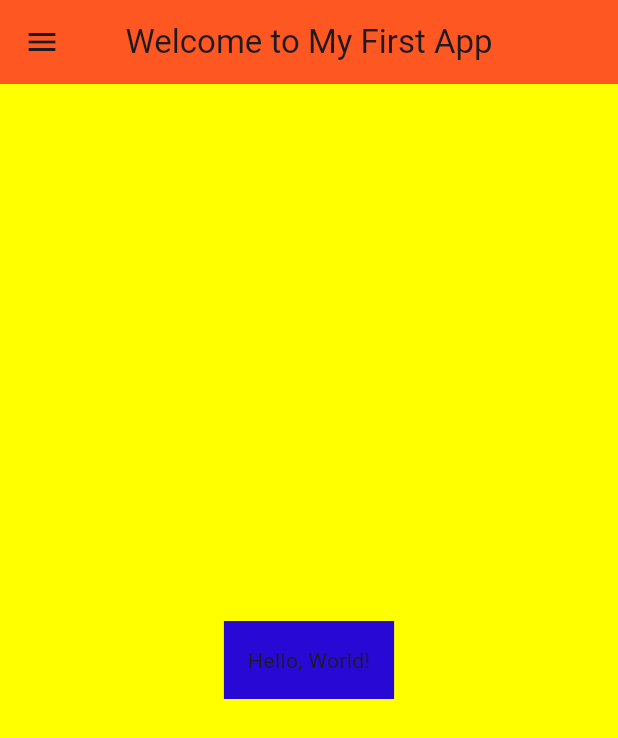
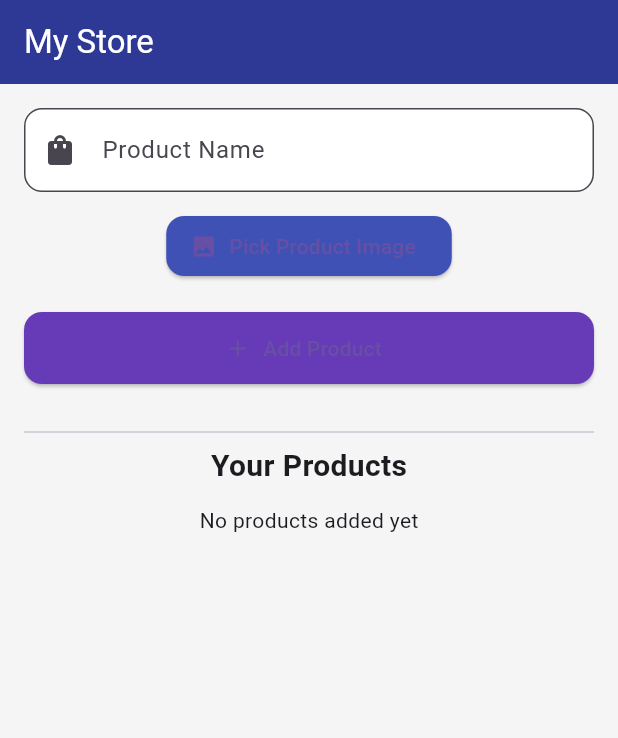
Before and after one commit to parshav42/day-one-flutter, a Flutter app: the HomePage screen opened directly, on a phone screen of 412 x 824 dp. Shown: the top 738 px of the screen. Run offline on Flutter 3.47's test engine with Material 3 defaults, Android fonts, the phone set to English and light mode, and no system bars; our stand-ins replace firebase_auth, firebase_core, hive, image_picker; accounts and stored records are empty.

Commit message:
today task

```diff
--- a/firstapp/lib/home.dart
+++ b/firstapp/lib/home.dart
@@ -1,40 +1,141 @@
 import 'package:flutter/material.dart';
+import 'package:image_picker/image_picker.dart';
+import 'dart:io';
+import 'package:path/path.dart' as path;
+import 'package:hive/hive.dart';
 
-class HomePage extends StatelessWidget {
+class HomePage extends StatefulWidget {
   const HomePage({super.key});
 
   @override
+  State<HomePage> createState() => _HomePageState();
+}
+
+class _HomePageState extends State<HomePage> {
+  final TextEditingController nameController = TextEditingController();
+  File? _selectedImage;
+  final picker = ImagePicker();
+  late Box productsBox;
+
+  @override
+  void initState() {
+    super.initState();
+    productsBox = Hive.box('products');
+  }
+
+  Future<void> _pickImage() async {
+    final picked = await picker.pickImage(source: ImageSource.gallery);
+    if (picked != null) {
+      setState(() {
+        _selectedImage = File(picked.path);
+      });
+    }
+  }
+
+  void _addProduct() {
+    if (nameController.text.isEmpty || _selectedImage == null) return;
+    final newProduct = {
+      'name': nameController.text,
+      'imagePath': _selectedImage!.path,
+      'timestamp': DateTime.now().toIso8601String(),
+    };
+    productsBox.add(newProduct);
+    nameController.clear();
+    setState(() {
+      _selectedImage = null;
+    });
+  }
+
+  @override
   Widget build(BuildContext context) {
+    final products = productsBox.values.toList().reversed.toList();
+
     return Scaffold(
-      backgroundColor: Colors.yellowAccent,
-
+      backgroundColor: Colors.grey[100],
       appBar: AppBar(
-        title: Text('Welcome to My First App'),
-        backgroundColor: Colors.deepOrange,
-        centerTitle: true,
+        title: const Text("My Store", style: TextStyle(color: Colors.white)),
+        backgroundColor: Colors.indigo[800],
+        elevation: 5,
       ),
-      body: Center(
-        child: Container(
-          color: const Color.fromARGB(255, 39, 8, 212),
-          padding: EdgeInsets.all(16.0),
-          child: Text('Hello, World!'),
+      body: Padding(
+        padding: const EdgeInsets.all(16.0),
+        child: SingleChildScrollView(
+          child: Column(
+            children: [
+              // Product name input
+              TextField(
+                controller: nameController,
+                decoration: InputDecoration(
+                  hintText: "Product Name",
+                  filled: true,
+                  fillColor: Colors.white,
+                  prefixIcon: const Icon(Icons.shopping_bag),
+                  border: OutlineInputBorder(borderRadius: BorderRadius.circular(12)),
                 ),
               ),
-      drawer: Drawer(
-        backgroundColor: Colors.pinkAccent,
-        child: ListView(
-          padding: EdgeInsets.zero,
-          children: <Widget>[
-            DrawerHeader(
-              decoration: BoxDecoration(
-                color: Colors.blue,
+              const SizedBox(height: 12),
+
+              // Image picker
+              ElevatedButton.icon(
+                onPressed: _pickImage,
+                icon: const Icon(Icons.image),
+                label: const Text("Pick Product Image"),
+                style: ElevatedButton.styleFrom(
+                  backgroundColor: Colors.indigo,
+                  shape: RoundedRectangleBorder(borderRadius: BorderRadius.circular(12)),
                 ),
-              child: Text('Drawer Header', style: TextStyle(color: Colors.white, fontSize: 24)),
               ),
+              const SizedBox(height: 8),
+              if (_selectedImage != null)
+                ClipRRect(
+                  borderRadius: BorderRadius.circular(12),
+                  child: Image.file(_selectedImage!, height: 150),
+                ),
+              const SizedBox(height: 12),
+
+              // Add Product
+              ElevatedButton.icon(
+                onPressed: _addProduct,
+                icon: const Icon(Icons.add),
+                label: const Text("Add Product"),
+                style: ElevatedButton.styleFrom(
+                  backgroundColor: Colors.deepPurple,
+                  shape: RoundedRectangleBorder(borderRadius: BorderRadius.circular(12)),
+                  minimumSize: const Size(double.infinity, 48),
+                ),
+              ),
+
+              const SizedBox(height: 24),
+              const Divider(),
+              const Text("Your Products", style: TextStyle(fontSize: 20, fontWeight: FontWeight.bold)),
+
+              const SizedBox(height: 12),
+              if (products.isEmpty)
+                const Text("No products added yet"),
+              ListView.builder(
+                itemCount: products.length,
+                shrinkWrap: true,
+                physics: const NeverScrollableScrollPhysics(),
+                itemBuilder: (ctx, i) {
+                  final product = products[i];
+                  return Card(
+                    elevation: 3,
+                    shape: RoundedRectangleBorder(borderRadius: BorderRadius.circular(12)),
+                    child: ListTile(
+                      leading: ClipRRect(
+                        borderRadius: BorderRadius.circular(8),
+                        child: Image.file(File(product['imagePath']), width: 50, height: 50, fit: BoxFit.cover),
+                      ),
+                      title: Text(product['name'], style: const TextStyle(fontWeight: FontWeight.w500)),
+                      subtitle: Text(DateTime.parse(product['timestamp']).toLocal().toString().split('.')[0]),
+                    ),
+                  );
+                },
+              )
             ],
           ),
         ),
-
+      ),
     );
   }
 }
--- a/firstapp/lib/main.dart
+++ b/firstapp/lib/main.dart
@@ -20,6 +20,7 @@
   @override
   Widget build(BuildContext context) {
     return MaterialApp(
+      debugShowCheckedModeBanner: false,
       themeMode: ThemeMode.light,
       theme: ThemeData(
         primarySwatch: Colors.green,
--- a/firstapp/lib/signup.dart
+++ b/firstapp/lib/signup.dart
@@ -76,7 +76,7 @@ class _SignupPageState extends State<SignupPage> {
                   SizedBox(height: 15),
                   TextButton(
                     onPressed: () {
-                      Navigator.push(context, MaterialPageRoute(builder: (_) => HomePage()));
+                      Navigator.push(context, MaterialPageRoute(builder: (_) => LoginPage()));
                     },
                     child: Text("Already have an account? Login", style: TextStyle(color: Colors.blueGrey)),
                   )
```
Also changed, not shown: firstapp/lib/models/user_model.dart (added, +17 -0 lines), firstapp/lib/profile_page.dart (added, +44 -0 lines), firstapp/pubspec.yaml (+13 -0 lines), firstapp/lib/models/product_model.dart (added), firstapp/lib/models/user_model.g.dart (added), firstapp/pubspec.lock, 6 other files. Lines whose indentation alone changed are shown as unchanged.
